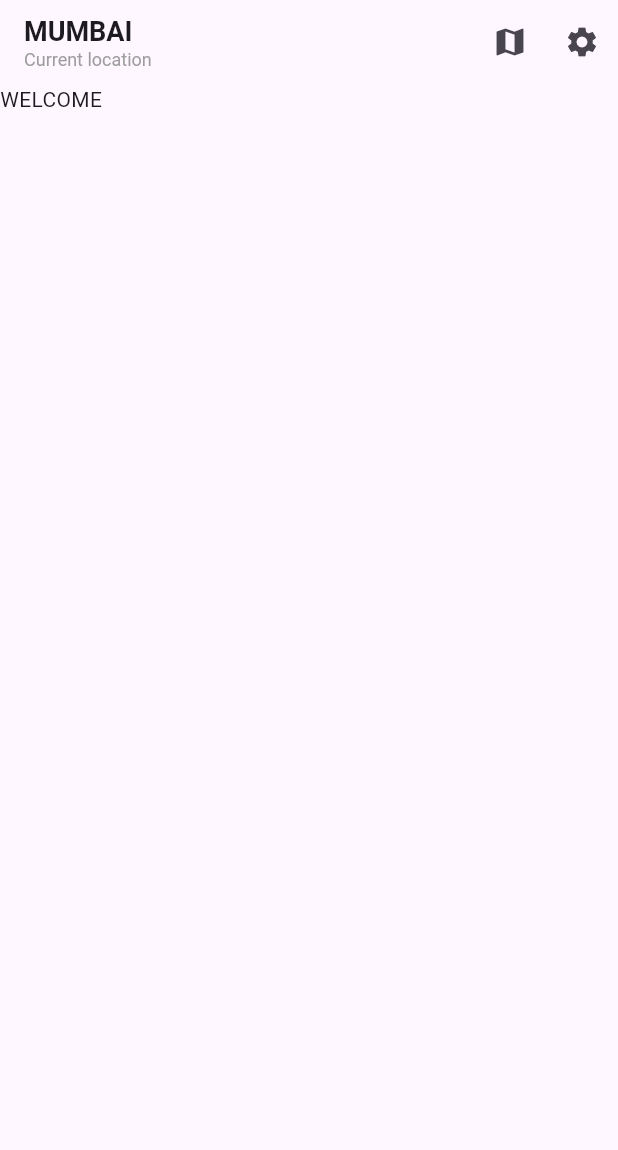
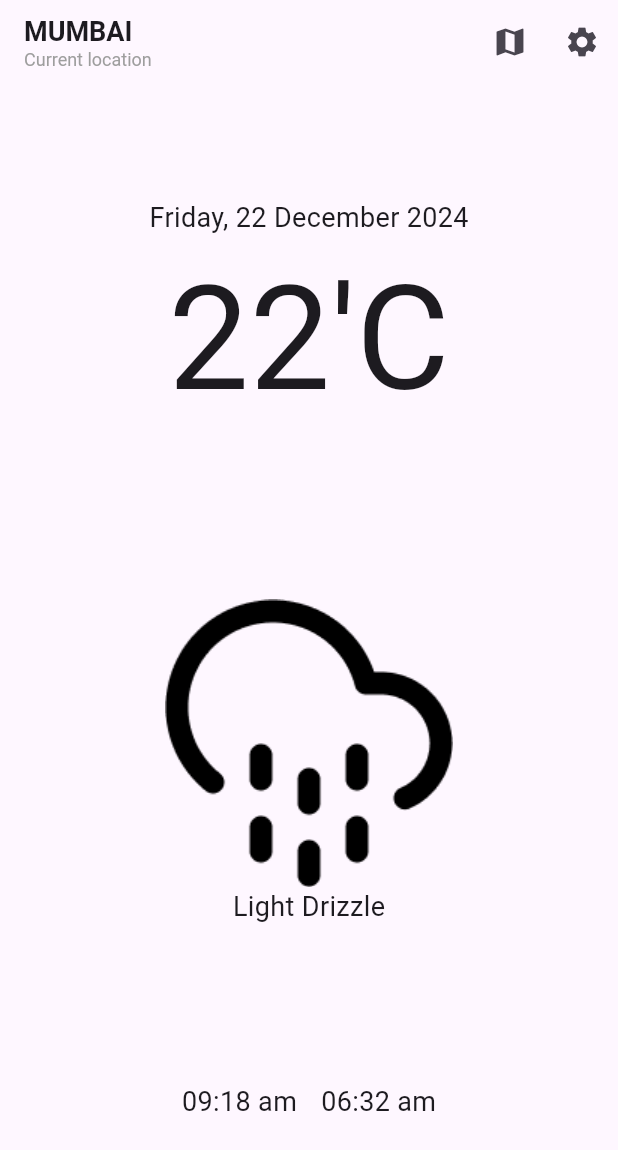
Before and after one commit to ANTONINEUTRON/wtm_weather_app, a Flutter app: the screen it shows after launch, on a phone screen of 412 x 824 dp. Shown: the top 1150 px of the screen. Run offline on Flutter 3.47's test engine with Material 3 defaults, Android fonts, the phone set to English and light mode, and no system bars.

Commit message:
Mar 26th class

```diff
--- /dev/null
+++ b/lib/gen/assets.gen.dart
@@ -0,0 +1,93 @@
+/// GENERATED CODE - DO NOT MODIFY BY HAND
+/// *****************************************************
+///  FlutterGen
+/// *****************************************************
+
+// coverage:ignore-file
+// ignore_for_file: type=lint
+// ignore_for_file: directives_ordering,unnecessary_import,implicit_dynamic_list_literal,deprecated_member_use
+
+import 'package:flutter/widgets.dart';
+
+class Assets {
+  Assets._();
+
+  static const AssetGenImage drizzle = AssetGenImage('assets/drizzle.png');
+
+  /// List of all assets
+  static List<AssetGenImage> get values => [drizzle];
+}
+
+class AssetGenImage {
+  const AssetGenImage(this._assetName);
+
+  final String _assetName;
+
+  Image image({
+    Key? key,
+    AssetBundle? bundle,
+    ImageFrameBuilder? frameBuilder,
+    ImageErrorWidgetBuilder? errorBuilder,
+    String? semanticLabel,
+    bool excludeFromSemantics = false,
+    double? scale,
+    double? width,
+    double? height,
+    Color? color,
+    Animation<double>? opacity,
+    BlendMode? colorBlendMode,
+    BoxFit? fit,
+    AlignmentGeometry alignment = Alignment.center,
+    ImageRepeat repeat = ImageRepeat.noRepeat,
+    Rect? centerSlice,
+    bool matchTextDirection = false,
+    bool gaplessPlayback = false,
+    bool isAntiAlias = false,
+    String? package,
+    FilterQuality filterQuality = FilterQuality.low,
+    int? cacheWidth,
+    int? cacheHeight,
+  }) {
+    return Image.asset(
+      _assetName,
+      key: key,
+      bundle: bundle,
+      frameBuilder: frameBuilder,
+      errorBuilder: errorBuilder,
+      semanticLabel: semanticLabel,
+      excludeFromSemantics: excludeFromSemantics,
+      scale: scale,
+      width: width,
+      height: height,
+      color: color,
+      opacity: opacity,
+      colorBlendMode: colorBlendMode,
+      fit: fit,
+      alignment: alignment,
+      repeat: repeat,
+      centerSlice: centerSlice,
+      matchTextDirection: matchTextDirection,
+      gaplessPlayback: gaplessPlayback,
+      isAntiAlias: isAntiAlias,
+      package: package,
+      filterQuality: filterQuality,
+      cacheWidth: cacheWidth,
+      cacheHeight: cacheHeight,
+    );
+  }
+
+  ImageProvider provider({
+    AssetBundle? bundle,
+    String? package,
+  }) {
+    return AssetImage(
+      _assetName,
+      bundle: bundle,
+      package: package,
+    );
+  }
+
+  String get path => _assetName;
+
+  String get keyName => _assetName;
+}
--- a/lib/pages/home_page.dart
+++ b/lib/pages/home_page.dart
@@ -1,4 +1,5 @@
 import 'package:flutter/material.dart';
+import 'package:wtm_weather_app/gen/assets.gen.dart';
 
 class HomePage extends StatelessWidget {
   const HomePage({super.key});
@@ -34,8 +35,66 @@ class HomePage extends StatelessWidget {
           )
         ],
       ),
-      body: ListView(
-        children: [Text("WELCOME")],
+      body: Container(
+        padding: EdgeInsets.symmetric(horizontal: 16, vertical: 24,),
+        child: Column(
+          mainAxisAlignment: MainAxisAlignment.spaceAround,
+          crossAxisAlignment: CrossAxisAlignment.center,
+          children: [
+            Container(
+              child: Column(
+                children: [
+                  Text(
+                    "Friday, 22 December 2024",
+                    style: TextStyle(
+                      fontSize: 18,
+                    ),
+                  ),
+                  Text(
+                    "22'C",
+                    style: TextStyle(fontSize: 96),
+                  ),
+                ],
+              ),
+            ),
+            Container(
+              child: Column(
+                children: [
+                  Assets.drizzle.image(),
+                  Text(
+                    "Light Drizzle",
+                    style: TextStyle(
+                      fontSize: 18,
+                    ),
+                  ),
+
+                ],
+              ),
+            ),
+            Container(
+              child: Row(
+                mainAxisAlignment: MainAxisAlignment.center,
+                children: [
+                  Text(
+                    "09:18 am",
+                    style: TextStyle(
+                      fontSize: 18,
+                    ),
+                  ),
+                  SizedBox(
+                    width: 16,
+                  ),
+                  Text(
+                    "06:32 am",
+                    style: TextStyle(
+                      fontSize: 18,
+                    ),
+                  )
+                ],
+              ),
+            )
+          ],
+        ),
       ),
     );
   }
--- a/pubspec.yaml
+++ b/pubspec.yaml
@@ -35,6 +35,7 @@ dependencies:
   # The following adds the Cupertino Icons font to your application.
   # Use with the CupertinoIcons class for iOS style icons.
   cupertino_icons: ^1.0.2
+  build_runner: ^2.4.8
 
 dev_dependencies:
   flutter_test:
@@ -46,6 +47,7 @@ dev_dependencies:
   # package. See that file for information about deactivating specific lint
   # rules and activating additional ones.
   flutter_lints: ^2.0.0
+  flutter_gen_runner: ^5.4.0
 
 # For information on the generic Dart part of this file, see the
 # following page: https://dart.dev/tools/pub/pubspec
@@ -59,7 +61,8 @@ flutter:
   uses-material-design: true
 
   # To add assets to your application, add an assets section, like this:
-  # assets:
+  assets:
+    - assets/
   #   - images/a_dot_burr.jpeg
   #   - images/a_dot_ham.jpeg
 
```
Also changed, not shown: assets/drizzle.png (added), pubspec.lock, 1 other file.
